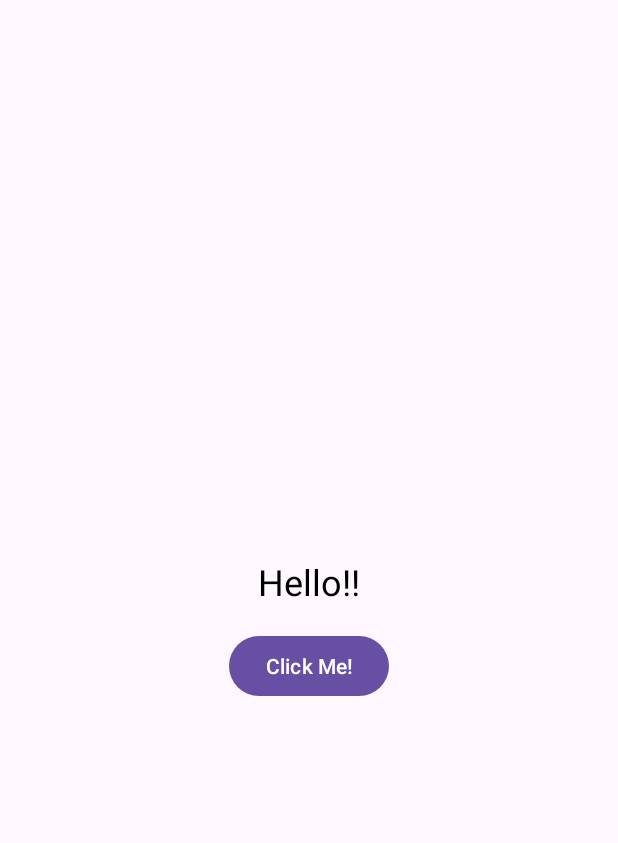
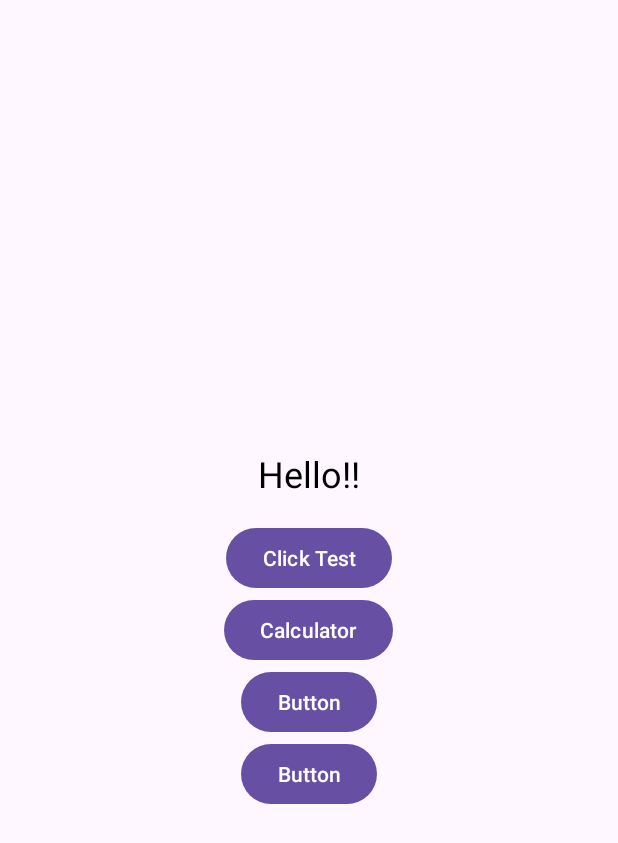
Before and after one commit to RaymussenArthur/JavaMobileApp, an Android app: the screen it shows after launch (MainActivity), on a phone screen of 412 x 824 dp. Shown: the top 843 px of the screen. Run offline under Robolectric (Android 15) with nearby library versions, the phone set to English and light mode, and no system bars.

```diff
--- a/app/src/main/AndroidManifest.xml
+++ b/app/src/main/AndroidManifest.xml
@@ -20,6 +20,7 @@
                 <category android:name="android.intent.category.LAUNCHER" />
             </intent-filter>
         </activity>
+        <activity android:name=".CalcActivity" />
     </application>
 
 </manifest>
--- a/app/src/main/java/com/example/javamobileapp/MainActivity.java
+++ b/app/src/main/java/com/example/javamobileapp/MainActivity.java
@@ -1,6 +1,7 @@
 package com.example.javamobileapp;
 
 import androidx.appcompat.app.AppCompatActivity;
+import android.content.Intent;
 import android.os.Bundle;
 import android.view.View;
 import android.widget.Button;
@@ -10,6 +11,7 @@ public class MainActivity extends AppCompatActivity {
 
     private TextView textViewHello;
     private Button buttonChangeText;
+    private Button buttonPageCalc;
 
     @Override
     protected void onCreate(Bundle savedInstanceState) {
@@ -25,5 +27,8 @@ public class MainActivity extends AppCompatActivity {
                 textViewHello.setText("Button Clicked!");
             }
         });
+
+        buttonPageCalc = findViewById(R.id.buttonPageCalc);
+        buttonPageCalc.setOnClickListener(view -> startActivity(new Intent(this, CalcActivity.class)));
     }
 }
--- a/app/src/main/res/layout/activity_main.xml
+++ b/app/src/main/res/layout/activity_main.xml
@@ -11,14 +11,32 @@
         android:id="@+id/textViewHello"
         android:layout_width="wrap_content"
         android:layout_height="wrap_content"
+        android:padding="16dp"
         android:text="Hello!!"
-        android:textSize="24sp"
         android:textColor="#000000"
-        android:padding="16dp" />
+        android:textSize="24sp" />
 
     <Button
         android:id="@+id/buttonChangeText"
         android:layout_width="wrap_content"
         android:layout_height="wrap_content"
-        android:text="Click Me!" />
+        android:text="Click Test" />
+
+    <Button
+        android:id="@+id/buttonPageCalc"
+        android:layout_width="wrap_content"
+        android:layout_height="wrap_content"
+        android:text="Calculator" />
+
+    <Button
+        android:id="@+id/button2"
+        android:layout_width="wrap_content"
+        android:layout_height="wrap_content"
+        android:text="Button" />
+
+    <Button
+        android:id="@+id/button3"
+        android:layout_width="wrap_content"
+        android:layout_height="wrap_content"
+        android:text="Button" />
 </LinearLayout>
```
Also changed, not shown: app/src/main/java/com/example/javamobileapp/CalcActivity.java (added, +12 -0 lines), app/src/main/res/layout/calculator.xml (added, +16 -0 lines).
